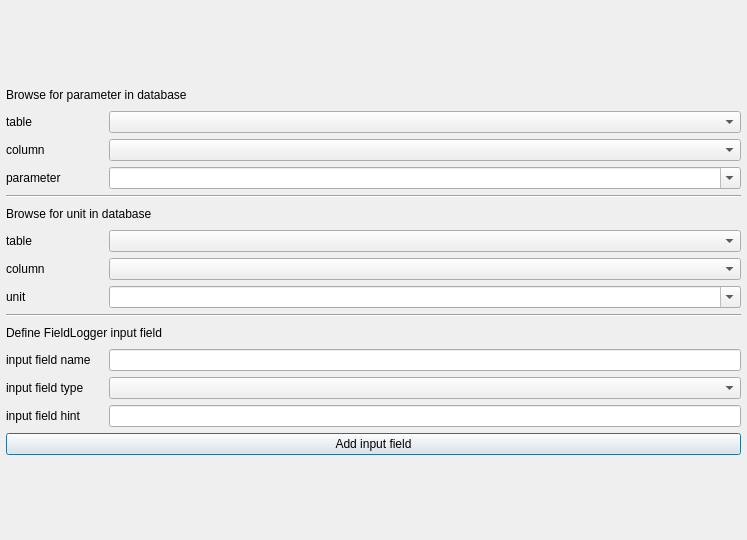
Qt form ui/fieldlogger_parameter_browser.ui (jkall/qgis-midvatten-plugin) before a commit.
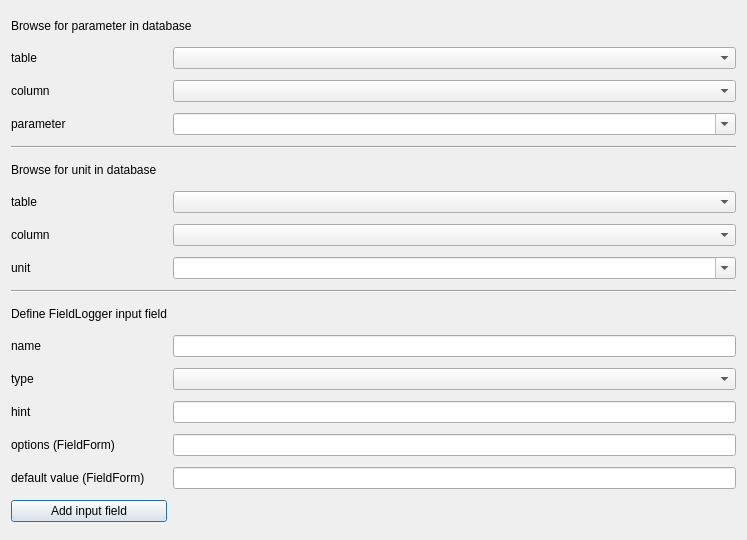
The same form after that commit.

Commit message: FieldLogger export: Added support for FieldForm.

The edit to the form file:
```diff
--- a/ui/fieldlogger_parameter_browser.ui
+++ b/ui/fieldlogger_parameter_browser.ui
@@ -43,202 +43,147 @@
   <property name="modal">
    <bool>false</bool>
   </property>
-  <layout class="QVBoxLayout" name="verticalLayout">
-   <property name="leftMargin">
-    <number>6</number>
-   </property>
-   <property name="topMargin">
-    <number>6</number>
-   </property>
-   <property name="rightMargin">
-    <number>6</number>
-   </property>
-   <property name="bottomMargin">
-    <number>6</number>
-   </property>
-   <item>
-    <layout class="QHBoxLayout" name="horizontalLayout">
-     <item>
       <layout class="QGridLayout" name="gridLayout">
-       <item row="15" column="0">
-        <widget class="QLabel" name="label_8">
-         <property name="text">
-          <string>input field hint</string>
-         </property>
-        </widget>
-       </item>
-       <item row="4" column="0" colspan="4">
-        <widget class="Line" name="line">
-         <property name="orientation">
-          <enum>Qt::Horizontal</enum>
-         </property>
-        </widget>
-       </item>
-       <item row="7" column="3">
-        <widget class="QComboBox" name="_unit_columns">
-         <property name="focusPolicy">
-          <enum>Qt::StrongFocus</enum>
-         </property>
-        </widget>
-       </item>
-       <item row="16" column="0" colspan="4">
-        <widget class="QPushButton" name="_add_button">
-         <property name="focusPolicy">
-          <enum>Qt::StrongFocus</enum>
-         </property>
+   <item row="0" column="0" colspan="2">
+    <widget class="QLabel" name="label_9">
+     <property name="minimumSize">
+      <size>
+       <width>0</width>
+       <height>20</height>
+      </size>
+     </property>
+     <property name="maximumSize">
+      <size>
+       <width>16777215</width>
+       <height>20</height>
+      </size>
+     </property>
          <property name="text">
-          <string>Add input field</string>
+      <string>Browse for parameter in database</string>
          </property>
         </widget>
        </item>
-       <item row="6" column="3">
-        <widget class="QComboBox" name="_unit_table">
-         <property name="focusPolicy">
-          <enum>Qt::StrongFocus</enum>
-         </property>
-        </widget>
-       </item>
-       <item row="14" column="0">
-        <widget class="QLabel" name="label_7">
-         <property name="text">
-          <string>input field type</string>
-         </property>
-        </widget>
-       </item>
-       <item row="2" column="0" colspan="2">
-        <widget class="QLabel" name="label_2">
-         <property name="text">
-          <string>column</string>
-         </property>
-        </widget>
-       </item>
-       <item row="7" column="0" colspan="2">
-        <widget class="QLabel" name="label_4">
-         <property name="text">
-          <string>column</string>
-         </property>
-        </widget>
-       </item>
-       <item row="15" column="3">
-        <widget class="QLineEdit" name="_hint">
-         <property name="focusPolicy">
-          <enum>Qt::StrongFocus</enum>
-         </property>
-        </widget>
-       </item>
-       <item row="13" column="3">
-        <widget class="QLineEdit" name="_combined_name">
-         <property name="focusPolicy">
-          <enum>Qt::StrongFocus</enum>
-         </property>
-         <property name="text">
-          <string/>
-         </property>
-        </widget>
-       </item>
-       <item row="3" column="3">
-        <widget class="QComboBox" name="_distinct_parameter">
-         <property name="focusPolicy">
-          <enum>Qt::StrongFocus</enum>
-         </property>
-         <property name="editable">
-          <bool>true</bool>
-         </property>
-        </widget>
-       </item>
-       <item row="8" column="3">
-        <widget class="QComboBox" name="_distinct_unit">
-         <property name="focusPolicy">
-          <enum>Qt::StrongFocus</enum>
-         </property>
-         <property name="editable">
-          <bool>true</bool>
-         </property>
-        </widget>
-       </item>
-       <item row="1" column="0" colspan="2">
+   <item row="0" column="2" rowspan="17">
+    <layout class="QHBoxLayout" name="horizontalLayout"/>
+   </item>
+   <item row="1" column="0">
         <widget class="QLabel" name="label">
          <property name="text">
           <string>table</string>
          </property>
         </widget>
        </item>
-       <item row="14" column="3">
-        <widget class="QComboBox" name="_input_type">
-         <property name="focusPolicy">
-          <enum>Qt::StrongFocus</enum>
-         </property>
-        </widget>
-       </item>
-       <item row="8" column="0" colspan="2">
-        <widget class="QLabel" name="label_6">
-         <property name="text">
-          <string>unit</string>
-         </property>
-        </widget>
-       </item>
-       <item row="1" column="3">
+   <item row="1" column="1">
         <widget class="QComboBox" name="_parameter_table">
          <property name="focusPolicy">
           <enum>Qt::StrongFocus</enum>
          </property>
         </widget>
        </item>
-       <item row="6" column="0" colspan="2">
-        <widget class="QLabel" name="label_5">
+   <item row="2" column="0">
+    <widget class="QLabel" name="label_2">
          <property name="text">
-          <string>table</string>
+      <string>column</string>
          </property>
         </widget>
        </item>
-       <item row="2" column="3">
+   <item row="2" column="1">
         <widget class="QComboBox" name="_parameter_columns">
          <property name="focusPolicy">
           <enum>Qt::StrongFocus</enum>
          </property>
         </widget>
        </item>
-       <item row="13" column="0">
-        <widget class="QLabel" name="label_11">
-         <property name="text">
-          <string>input field name</string>
-         </property>
-        </widget>
-       </item>
-       <item row="3" column="0" colspan="2">
+   <item row="3" column="0">
         <widget class="QLabel" name="label_3">
          <property name="text">
           <string>parameter</string>
          </property>
         </widget>
        </item>
-       <item row="10" column="0" colspan="4">
+   <item row="3" column="1">
+    <widget class="QComboBox" name="_distinct_parameter">
+     <property name="focusPolicy">
+      <enum>Qt::StrongFocus</enum>
+     </property>
+     <property name="editable">
+      <bool>true</bool>
+     </property>
+    </widget>
+   </item>
+   <item row="4" column="0" colspan="2">
+    <widget class="Line" name="line">
+     <property name="orientation">
+      <enum>Qt::Horizontal</enum>
+     </property>
+    </widget>
+   </item>
+   <item row="5" column="0">
+    <widget class="QLabel" name="label_10">
+     <property name="maximumSize">
+      <size>
+       <width>16777215</width>
+       <height>20</height>
+      </size>
+     </property>
+     <property name="text">
+      <string>Browse for unit in database</string>
+     </property>
+    </widget>
+   </item>
+   <item row="6" column="0">
+    <widget class="QLabel" name="label_5">
+     <property name="text">
+      <string>table</string>
+     </property>
+    </widget>
+   </item>
+   <item row="6" column="1">
+    <widget class="QComboBox" name="_unit_table">
+     <property name="focusPolicy">
+      <enum>Qt::StrongFocus</enum>
+     </property>
+    </widget>
+   </item>
+   <item row="7" column="0">
+    <widget class="QLabel" name="label_4">
+     <property name="text">
+      <string>column</string>
+     </property>
+    </widget>
+   </item>
+   <item row="7" column="1">
+    <widget class="QComboBox" name="_unit_columns">
+     <property name="focusPolicy">
+      <enum>Qt::StrongFocus</enum>
+     </property>
+    </widget>
+   </item>
+   <item row="8" column="0">
+    <widget class="QLabel" name="label_6">
+     <property name="text">
+      <string>unit</string>
+     </property>
+    </widget>
+   </item>
+   <item row="8" column="1">
+    <widget class="QComboBox" name="_distinct_unit">
+     <property name="focusPolicy">
+      <enum>Qt::StrongFocus</enum>
+     </property>
+     <property name="editable">
+      <bool>true</bool>
+     </property>
+    </widget>
+   </item>
+   <item row="9" column="0" colspan="2">
         <widget class="Line" name="line_2">
          <property name="orientation">
           <enum>Qt::Horizontal</enum>
          </property>
         </widget>
        </item>
-       <item row="0" column="0" colspan="4">
-        <widget class="QLabel" name="label_9">
-         <property name="minimumSize">
-          <size>
-           <width>0</width>
-           <height>20</height>
-          </size>
-         </property>
-         <property name="maximumSize">
-          <size>
-           <width>16777215</width>
-           <height>20</height>
-          </size>
-         </property>
-         <property name="text">
-          <string>Browse for parameter in database</string>
-         </property>
-        </widget>
-       </item>
-       <item row="11" column="0" colspan="4">
+   <item row="10" column="0">
         <widget class="QLabel" name="label_12">
          <property name="maximumSize">
           <size>
@@ -254,22 +199,88 @@
          </property>
         </widget>
        </item>
-       <item row="5" column="0" colspan="4">
-        <widget class="QLabel" name="label_10">
-         <property name="maximumSize">
-          <size>
-           <width>16777215</width>
-           <height>20</height>
-          </size>
-         </property>
+   <item row="11" column="0">
+    <widget class="QLabel" name="label_11">
+     <property name="text">
+      <string>name</string>
+     </property>
+    </widget>
+   </item>
+   <item row="11" column="1">
+    <widget class="QLineEdit" name="_combined_name">
+     <property name="focusPolicy">
+      <enum>Qt::StrongFocus</enum>
+     </property>
          <property name="text">
-          <string>Browse for unit in database</string>
+      <string/>
          </property>
         </widget>
        </item>
-      </layout>
-     </item>
-    </layout>
+   <item row="12" column="0">
+    <widget class="QLabel" name="label_7">
+     <property name="text">
+      <string>type</string>
+     </property>
+    </widget>
+   </item>
+   <item row="12" column="1">
+    <widget class="QComboBox" name="_input_type">
+     <property name="focusPolicy">
+      <enum>Qt::StrongFocus</enum>
+     </property>
+    </widget>
+   </item>
+   <item row="13" column="0">
+    <widget class="QLabel" name="label_8">
+     <property name="text">
+      <string>hint</string>
+     </property>
+    </widget>
+   </item>
+   <item row="13" column="1">
+    <widget class="QLineEdit" name="_hint">
+     <property name="focusPolicy">
+      <enum>Qt::StrongFocus</enum>
+     </property>
+    </widget>
+   </item>
+   <item row="14" column="0">
+    <widget class="QLabel" name="label_13">
+     <property name="text">
+      <string>options (FieldForm)</string>
+     </property>
+    </widget>
+   </item>
+   <item row="14" column="1">
+    <widget class="QLineEdit" name="_options">
+     <property name="focusPolicy">
+      <enum>Qt::StrongFocus</enum>
+     </property>
+    </widget>
+   </item>
+   <item row="15" column="0">
+    <widget class="QLabel" name="label_14">
+     <property name="text">
+      <string>default value (FieldForm)</string>
+     </property>
+    </widget>
+   </item>
+   <item row="15" column="1">
+    <widget class="QLineEdit" name="_default_value">
+     <property name="focusPolicy">
+      <enum>Qt::StrongFocus</enum>
+     </property>
+    </widget>
+   </item>
+   <item row="16" column="0">
+    <widget class="QPushButton" name="_add_button">
+     <property name="focusPolicy">
+      <enum>Qt::StrongFocus</enum>
+     </property>
+     <property name="text">
+      <string>Add input field</string>
+     </property>
+    </widget>
    </item>
   </layout>
  </widget>
```
Lines whose indentation alone changed are shown as unchanged. The commit also changes 10 other files.
